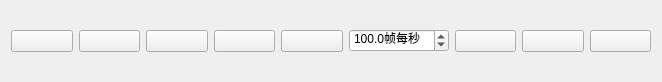
Above: miniSlicer/Slicer/Modules/Loadable/Sequences/Widgets/Resources/UI/qMRMLSequenceBrowserPlayWidget.ui from jiaqiwang969/Slicer before the change. Below: the same form after it.
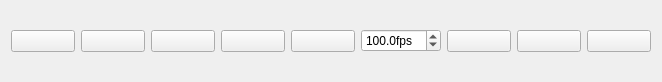
That is the form after the change. Icons and pictures are not drawn.

```diff
--- a/miniSlicer/Slicer/Modules/Loadable/Sequences/Widgets/Resources/UI/qMRMLSequenceBrowserPlayWidget.ui
+++ b/miniSlicer/Slicer/Modules/Loadable/Sequences/Widgets/Resources/UI/qMRMLSequenceBrowserPlayWidget.ui
@@ -96,7 +96,7 @@
    <item>
     <widget class="QDoubleSpinBox" name="doubleSpinBox_VcrPlaybackRate">
      <property name="suffix">
-      <string>帧每秒</string>
+      <string>fps</string>
      </property>
      <property name="decimals">
       <number>1</number>
```
Left out of the diff: 41 changed lines with no effect on the pictures.
